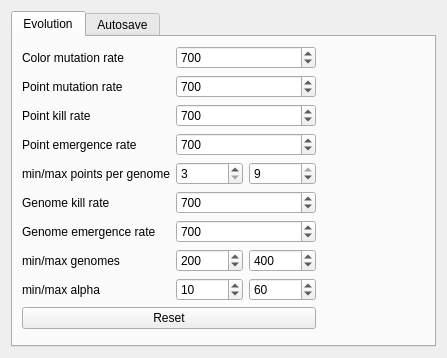
This is optionsform.ui in superkartoffel/evo-cubist as Qt 5 draws it before an edit. The edited form follows.
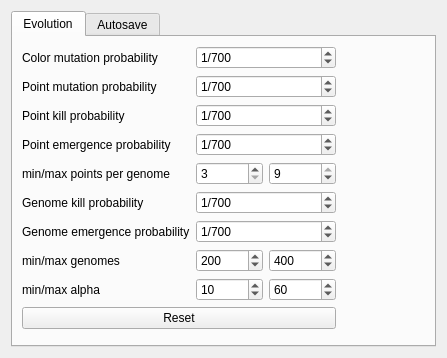
This is the edited form.

Commit message: 'Rate' -> 'Probability'

The edit to the form file:
```diff
--- a/optionsform.ui
+++ b/optionsform.ui
@@ -32,12 +32,15 @@
          <item row="0" column="0">
           <widget class="QLabel" name="colorMutationRateLabel">
            <property name="text">
-            <string>Color mutation rate</string>
+            <string>Color mutation probability</string>
            </property>
           </widget>
          </item>
          <item row="0" column="1">
-          <widget class="QSpinBox" name="colorMutationRateSpinBox">
+          <widget class="QSpinBox" name="colorMutationProbabilitySpinBox">
+           <property name="prefix">
+            <string>1/</string>
+           </property>
            <property name="minimum">
             <number>1</number>
            </property>
@@ -55,12 +58,15 @@
          <item row="1" column="0">
           <widget class="QLabel" name="pointMutationRateLabel">
            <property name="text">
-            <string>Point mutation rate</string>
+            <string>Point mutation probability</string>
            </property>
           </widget>
          </item>
          <item row="1" column="1">
-          <widget class="QSpinBox" name="pointMutationRateSpinBox">
+          <widget class="QSpinBox" name="pointMutationProbabilitySpinBox">
+           <property name="prefix">
+            <string>1/</string>
+           </property>
            <property name="minimum">
             <number>1</number>
            </property>
@@ -78,12 +84,15 @@
          <item row="2" column="0">
           <widget class="QLabel" name="pointKillRateLabel">
            <property name="text">
-            <string>Point kill rate</string>
+            <string>Point kill probability</string>
            </property>
           </widget>
          </item>
          <item row="2" column="1">
-          <widget class="QSpinBox" name="pointKillRateSpinBox">
+          <widget class="QSpinBox" name="pointKillProbabilitySpinBox">
+           <property name="prefix">
+            <string>1/</string>
+           </property>
            <property name="minimum">
             <number>1</number>
            </property>
@@ -101,12 +110,15 @@
          <item row="3" column="0">
           <widget class="QLabel" name="pointEmergenceRateLabel">
            <property name="text">
-            <string>Point emergence rate</string>
+            <string>Point emergence probability</string>
            </property>
           </widget>
          </item>
          <item row="3" column="1">
-          <widget class="QSpinBox" name="pointEmergenceRateSpinBox">
+          <widget class="QSpinBox" name="pointEmergenceProbabilitySpinBox">
+           <property name="prefix">
+            <string>1/</string>
+           </property>
            <property name="minimum">
             <number>1</number>
            </property>
@@ -167,12 +179,15 @@
          <item row="5" column="0">
           <widget class="QLabel" name="genomeKillRateLabel">
            <property name="text">
-            <string>Genome kill rate</string>
+            <string>Genome kill probability</string>
            </property>
           </widget>
          </item>
          <item row="5" column="1">
-          <widget class="QSpinBox" name="genomeKillRateSpinBox">
+          <widget class="QSpinBox" name="genomeKillProbabilitySpinBox">
+           <property name="prefix">
+            <string>1/</string>
+           </property>
            <property name="minimum">
             <number>1</number>
            </property>
@@ -190,12 +205,15 @@
          <item row="6" column="0">
           <widget class="QLabel" name="genomeEmergenceRateLabel">
            <property name="text">
-            <string>Genome emergence rate</string>
+            <string>Genome emergence probability</string>
            </property>
           </widget>
          </item>
          <item row="6" column="1">
-          <widget class="QSpinBox" name="genomeEmergenceRateSpinBox">
+          <widget class="QSpinBox" name="genomeEmergenceProbabilitySpinBox">
+           <property name="prefix">
+            <string>1/</string>
+           </property>
            <property name="minimum">
             <number>1</number>
            </property>
```
Left out of the diff: 12 changed lines with no effect on the pictures. The commit also changes 9 other files.
